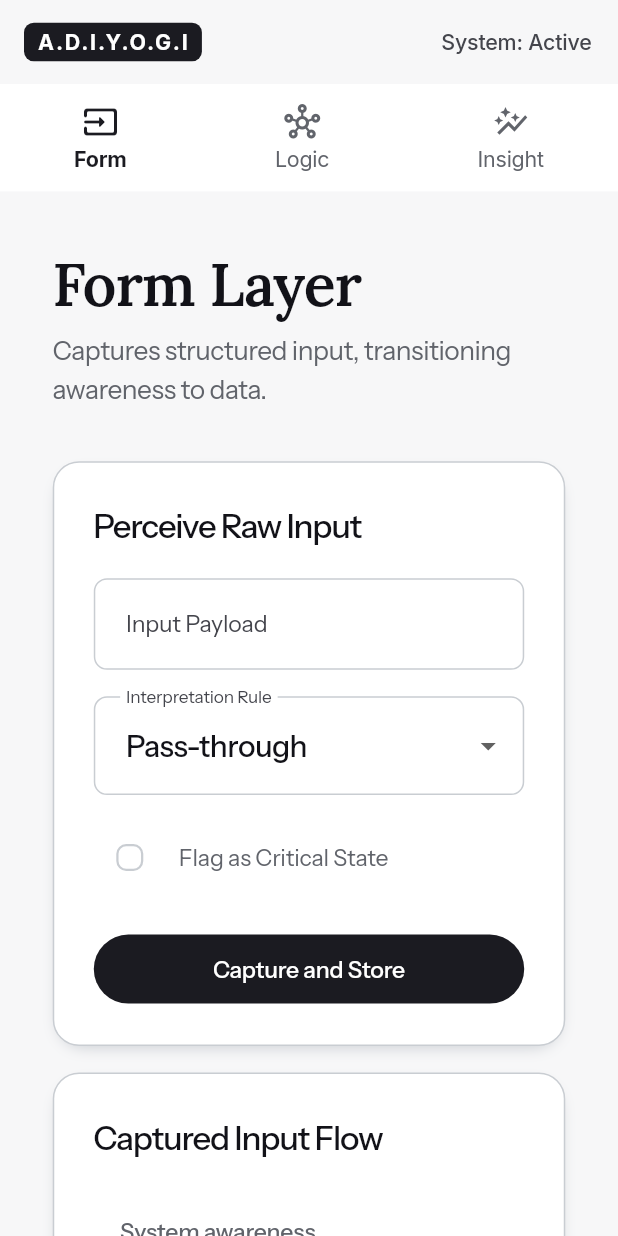
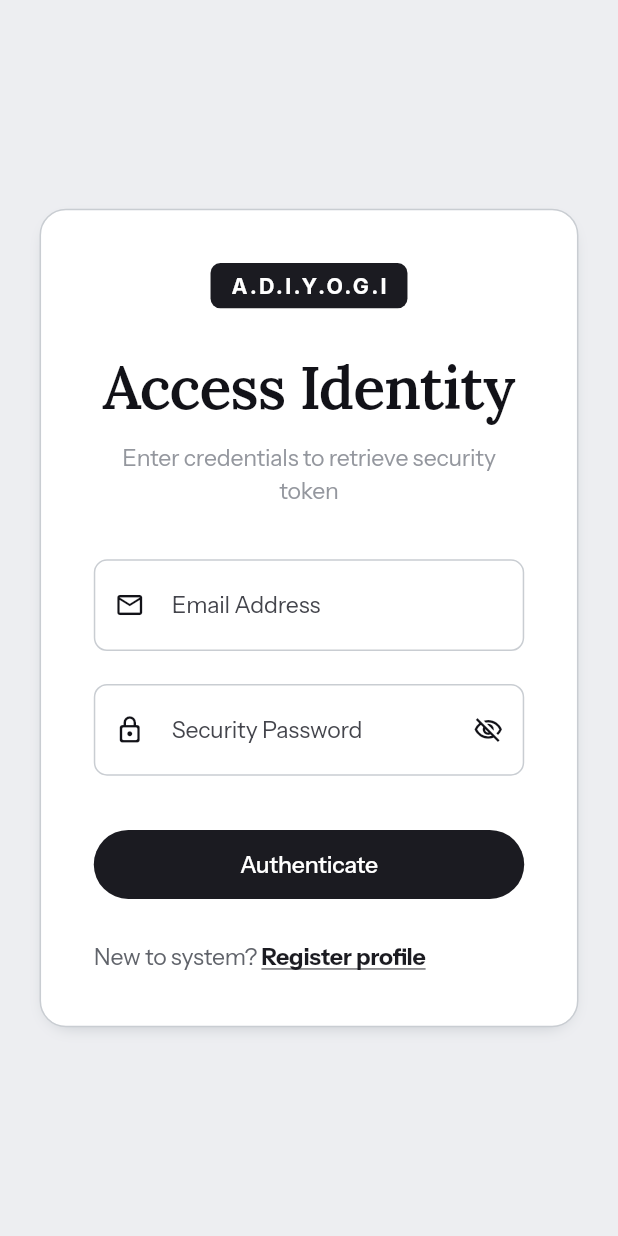
Before and after one commit to ravi1997/formfrontend, a Flutter app: the screen it shows after launch, on a phone screen of 412 x 824 dp. Run offline on Flutter 3.47's test engine with Material 3 defaults, Android fonts, the phone set to English and light mode, and no system bars; our stand-ins replace dio, flutter_animate, flutter_dotenv, flutter_secure_storage, google_fonts, responsive_sizer; accounts and stored records are empty.

Commit message:
feat(ui): integrate authentication pages, dotenv configuration, and widget tests
- Implement premium LoginPage and RegisterPage with responsive layout.
- Set up MultiProvider dependency injection and AppAuthBarrier routing in App widget.
- Integrate flutter_dotenv package and add assets/.env for local configuration loading.
- Initialize dotenv loading on application startup in main.dart.
- Refine widget_test.dart to inject FakeSecureTokenStorage and mock environment variables.

```diff
--- a/lib/app/app.dart
+++ b/lib/app/app.dart
@@ -1,22 +1,100 @@
 import 'package:flutter/material.dart';
+import 'package:provider/provider.dart';
 import 'package:responsive_sizer/responsive_sizer.dart';
 import 'package:formfrontend/core/config/theme/theme_exports.dart';
+import 'package:formfrontend/core/storage/secure_token_storage.dart';
+import 'package:formfrontend/core/api/api_client.dart';
+import 'package:formfrontend/core/auth/auth_repository.dart';
+import 'package:formfrontend/features/auth/data/auth_api.dart';
+import 'package:formfrontend/features/auth/data/auth_repository_impl.dart';
+import 'package:formfrontend/core/state/auth_state.dart';
+import 'package:formfrontend/core/state/session_state.dart';
+import 'package:formfrontend/core/state/current_user_state.dart';
+import 'package:formfrontend/features/auth/presentation/login_page.dart';
 import 'package:formfrontend/features/dashboard/presentation/dashboard_screen.dart';
 
 class App extends StatelessWidget {
-  const App({super.key});
+  final SecureTokenStorage? tokenStorage;
+
+  const App({super.key, this.tokenStorage});
 
   @override
   Widget build(BuildContext context) {
-    return ResponsiveSizer(
+    return MultiProvider(
+      providers: [
+        // Durable storage
+        Provider<SecureTokenStorage>(
+          create: (_) => tokenStorage ?? SecureTokenStorage(),
+        ),
+        // API layer
+        ProxyProvider<SecureTokenStorage, ApiClient>(
+          update: (context, storage, previous) => ApiClient(tokenStorage: storage),
+        ),
+        // Auth feature data layer
+        ProxyProvider<ApiClient, AuthApi>(
+          update: (context, client, previous) => AuthApi(client),
+        ),
+        // Auth repository implementation
+        ProxyProvider2<AuthApi, SecureTokenStorage, AuthRepository>(
+          update: (context, api, storage, previous) => AuthRepositoryImpl(api: api, storage: storage),
+        ),
+        // Auth State Notifier
+        ChangeNotifierProvider<AuthStateNotifier>(
+          create: (context) => AuthStateNotifier(
+            authRepository: context.read<AuthRepository>(),
+            tokenStorage: context.read<SecureTokenStorage>(),
+          ),
+        ),
+        // Session State Notifier
+        ChangeNotifierProvider<SessionStateNotifier>(
+          create: (context) => SessionStateNotifier(
+            authRepository: context.read<AuthRepository>(),
+          ),
+        ),
+        // Current User Privileges State
+        ChangeNotifierProxyProvider<AuthStateNotifier, CurrentUserState>(
+          create: (_) => CurrentUserState(),
+          update: (_, authState, currentUserState) {
+            currentUserState?.updateUser(authState.currentUser);
+            return currentUserState ?? CurrentUserState();
+          },
+        ),
+      ],
+      child: ResponsiveSizer(
         builder: (context, orientation, screenType) {
           return MaterialApp(
             title: 'A.D.I.Y.O.G.I',
             theme: AppTheme.light,
             debugShowCheckedModeBanner: false,
-          home: const DashboardScreen(),
+            home: const AppAuthBarrier(),
           );
         },
+      ),
     );
   }
 }
+
+class AppAuthBarrier extends StatelessWidget {
+  const AppAuthBarrier({super.key});
+
+  @override
+  Widget build(BuildContext context) {
+    final authState = context.watch<AuthStateNotifier>();
+
+    switch (authState.status) {
+      case AuthStatus.initial:
+      case AuthStatus.authenticating:
+        return const Scaffold(
+          body: Center(
+            child: CircularProgressIndicator(
+              valueColor: AlwaysStoppedAnimation(AppColors.charcoal),
+            ),
+          ),
+        );
+      case AuthStatus.authenticated:
+        return const DashboardScreen();
+      case AuthStatus.unauthenticated:
+        return const LoginPage();
+    }
+  }
+}
--- a/lib/features/auth/presentation/login_page.dart
+++ b/lib/features/auth/presentation/login_page.dart
@@ -0,0 +1,199 @@
+import 'package:flutter/material.dart';
+import 'package:provider/provider.dart';
+import 'package:formfrontend/core/config/theme/theme_exports.dart';
+import 'package:formfrontend/core/state/auth_state.dart';
+import 'package:formfrontend/features/auth/presentation/register_page.dart';
+
+class LoginPage extends StatefulWidget {
+  const LoginPage({super.key});
+
+  @override
+  State<LoginPage> createState() => _LoginPageState();
+}
+
+class _LoginPageState extends State<LoginPage> {
+  final _formKey = GlobalKey<FormState>();
+  final _emailController = TextEditingController();
+  final _passwordController = TextEditingController();
+  bool _obscurePassword = true;
+
+  @override
+  void dispose() {
+    _emailController.dispose();
+    _passwordController.dispose();
+    super.dispose();
+  }
+
+  Future<void> _submit() async {
+    if (_formKey.currentState!.validate()) {
+      final authState = context.read<AuthStateNotifier>();
+      final success = await authState.login(
+        email: _emailController.text.trim(),
+        password: _passwordController.text,
+      );
+
+      if (success && mounted) {
+        ScaffoldMessenger.of(context).showSnackBar(
+          const SnackBar(content: Text('Authenticated successfully.')),
+        );
+      } else if (mounted && authState.errorMessage != null) {
+        ScaffoldMessenger.of(context).showSnackBar(
+          SnackBar(
+            content: Text(authState.errorMessage!),
+            backgroundColor: Colors.red[800],
+          ),
+        );
+      }
+    }
+  }
+
+  @override
+  Widget build(BuildContext context) {
+    final authState = context.watch<AuthStateNotifier>();
+    final isMobile = AppBreakpoints.isMobile(context);
+
+    return Scaffold(
+      backgroundColor: AppColors.surfaceSubtle,
+      body: Center(
+        child: SingleChildScrollView(
+          child: Container(
+            width: isMobile ? double.infinity : 420,
+            margin: EdgeInsets.all(context.space24),
+            padding: EdgeInsets.all(context.space32),
+            decoration: AppCardStyles.elevatedDecoration,
+            child: Form(
+              key: _formKey,
+              child: Column(
+                mainAxisSize: MainAxisSize.min,
+                crossAxisAlignment: CrossAxisAlignment.start,
+                children: [
+                  Center(
+                    child: Container(
+                      padding: EdgeInsets.symmetric(
+                        horizontal: context.space12,
+                        vertical: context.space6,
+                      ),
+                      decoration: BoxDecoration(
+                        color: AppColors.charcoal,
+                        borderRadius: context.borderSm,
+                      ),
+                      child: Text(
+                        'A.D.I.Y.O.G.I',
+                        style: context.uiMicro.copyWith(
+                          color: AppColors.pureWhite,
+                          fontWeight: FontWeight.bold,
+                          letterSpacing: 1.5,
+                        ),
+                      ),
+                    ),
+                  ),
+                  SizedBox(height: context.space24),
+                  Center(
+                    child: Text(
+                      'Access Identity',
+                      style: context.sectionHeading,
+                    ),
+                  ),
+                  SizedBox(height: context.space8),
+                  Center(
+                    child: Text(
+                      'Enter credentials to retrieve security token',
+                      style: context.bodyMedium.copyWith(color: AppColors.greyMuted),
+                      textAlign: TextAlign.center,
+                    ),
+                  ),
+                  SizedBox(height: context.space32),
+                  TextFormField(
+                    controller: _emailController,
+                    decoration: const InputDecoration(
+                      labelText: 'Email Address',
+                      hintText: 'name@domain.com',
+                      prefixIcon: Icon(Icons.email_outlined, size: 20),
+                    ),
+                    keyboardType: TextInputType.emailAddress,
+                    validator: (value) {
+                      if (value == null || value.trim().isEmpty) {
+                        return 'Email address is required';
+                      }
+                      if (!RegExp(r'^[\w-\.]+@([\w-]+\.)+[\w-]{2,4}$').hasMatch(value.trim())) {
+                        return 'Please enter a valid email address';
+                      }
+                      return null;
+                    },
+                  ),
+                  SizedBox(height: context.space20),
+                  TextFormField(
+                    controller: _passwordController,
+                    obscureText: _obscurePassword,
+                    decoration: InputDecoration(
+                      labelText: 'Security Password',
+                      hintText: 'Enter your password',
+                      prefixIcon: const Icon(Icons.lock_outline_rounded, size: 20),
+                      suffixIcon: IconButton(
+                        icon: Icon(
+                          _obscurePassword ? Icons.visibility_off_outlined : Icons.visibility_outlined,
+                          size: 20,
+                        ),
+                        onPressed: () => setState(() => _obscurePassword = !_obscurePassword),
+                      ),
+                    ),
+                    validator: (value) {
+                      if (value == null || value.isEmpty) {
+                        return 'Password is required';
+                      }
+                      return null;
+                    },
+                  ),
+                  SizedBox(height: context.space32),
+                  SizedBox(
+                    width: double.infinity,
+                    child: ElevatedButton(
+                      onPressed: authState.status == AuthStatus.authenticating ? null : _submit,
+                      style: AppButtonStyles.primary,
+                      child: authState.status == AuthStatus.authenticating
+                          ? const SizedBox(
+                              height: 20,
+                              width: 20,
+                              child: CircularProgressIndicator(
+                                strokeWidth: 2,
+                                valueColor: AlwaysStoppedAnimation(AppColors.pureWhite),
+                              ),
+                            )
+                          : const Text('Authenticate'),
+                    ),
+                  ),
+                  SizedBox(height: context.space24),
+                  Wrap(
+                    alignment: WrapAlignment.center,
+                    crossAxisAlignment: WrapCrossAlignment.center,
+                    children: [
+                      Text(
+                        'New to system? ',
+                        style: context.bodyMedium.copyWith(color: AppColors.greyBody),
+                      ),
+                      GestureDetector(
+                        onTap: () {
+                          Navigator.of(context).push(
+                            MaterialPageRoute(builder: (_) => const RegisterPage()),
+                          );
+                        },
+                        child: Text(
+                          'Register profile',
+                          style: context.bodyMedium.copyWith(
+                            color: AppColors.charcoal,
+                            fontWeight: FontWeight.bold,
+                            decoration: TextDecoration.underline,
+                          ),
+                        ),
+                      ),
+                    ],
+                  ),
+                ],
+              ),
+            ),
+          ),
+        ),
+      ),
+    );
+  }
+}
--- a/lib/main.dart
+++ b/lib/main.dart
@@ -1,6 +1,9 @@
 import 'package:flutter/material.dart';
+import 'package:flutter_dotenv/flutter_dotenv.dart';
 import 'package:formfrontend/app/app.dart';
 
-void main() {
+void main() async {
+  WidgetsFlutterBinding.ensureInitialized();
+  await dotenv.load(fileName: "assets/.env");
   runApp(const App());
 }
```
Also changed, not shown: lib/features/auth/presentation/register_page.dart (+239 -0 lines), pubspec.yaml (+6 -3 lines), pubspec.lock, 7 other files. Lines whose indentation alone changed are shown as unchanged.
